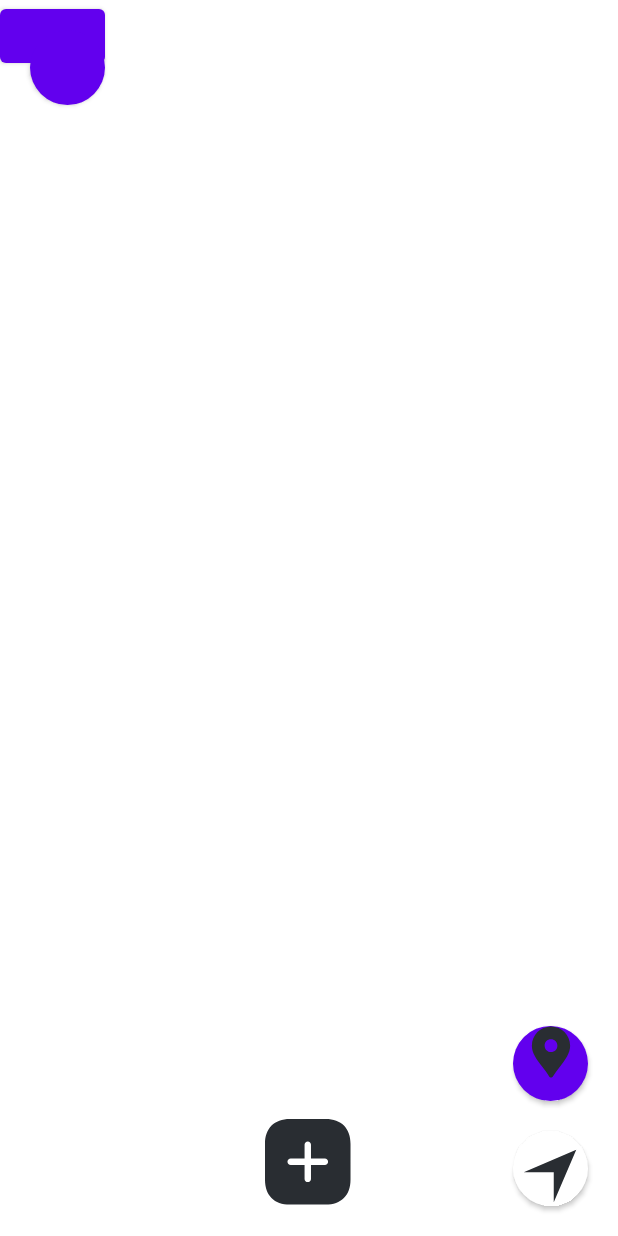
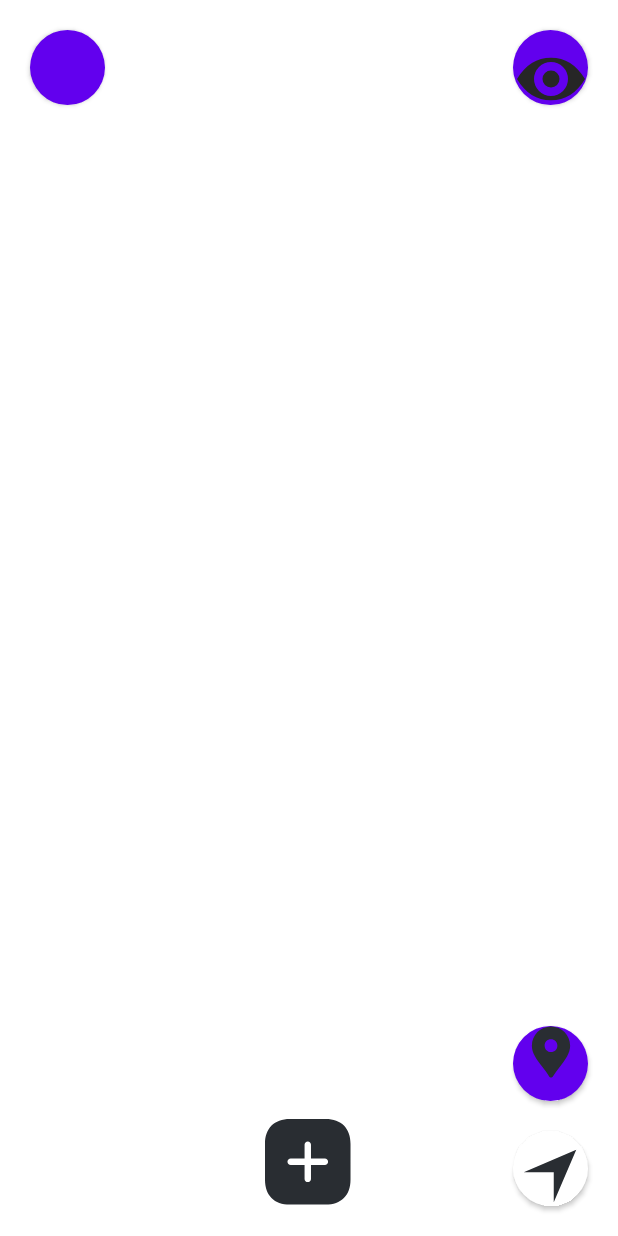
Before and after one commit to CMPUT301W23T30/copilot-worship, an Android app: the layout activity_map.xml on its own in the app's theme, with its tools: preview values and no code run, on a phone screen of 412 x 824 dp. Run offline under Robolectric (Android 15) with nearby library versions, the phone set to English and light mode, and no system bars.

Commit message:
added a button to search for nearby qr code

```diff
--- /dev/null
+++ b/QRhunter/app/src/main/res/drawable/map_look_around.xml
@@ -0,0 +1,9 @@
+<vector xmlns:android="http://schemas.android.com/apk/res/android"
+    android:width="45dp"
+    android:height="45dp"
+    android:viewportWidth="1024"
+    android:viewportHeight="1024">
+  <path
+      android:pathData="M512,832c-213.9,0 -384.5,-106.7 -512,-320 129.4,-213.3 300,-320 512,-320 212,0 382.6,106.7 512,320 -127.5,213.3 -298.1,320 -512,320zM512,768a256,256 0,1 0,0 -512,256 256,0 0,0 0,512zM512,640a128,128 0,1 0,0 -256,128 128,0 0,0 0,256z"
+      android:fillColor="#262626"/>
+</vector>
--- a/QRhunter/app/src/main/res/layout/activity_map.xml
+++ b/QRhunter/app/src/main/res/layout/activity_map.xml
@@ -8,10 +8,13 @@
 
     <Button
         android:id="@+id/map_search_button"
-        android:layout_width="wrap_content"
-        android:layout_height="wrap_content"
-        android:layout_alignRight="@+id/map_back_button" />
-
+        android:layout_width="50dp"
+        android:layout_height="50dp"
+        android:layout_alignParentEnd="true"
+        android:layout_marginTop="20dp"
+        android:layout_marginRight="20dp"
+        android:background="@drawable/map_button_bg"
+        android:drawableTop="@drawable/map_look_around"/>
     <Button
         android:id="@+id/map_back_button"
         android:layout_width="50dp"
```
